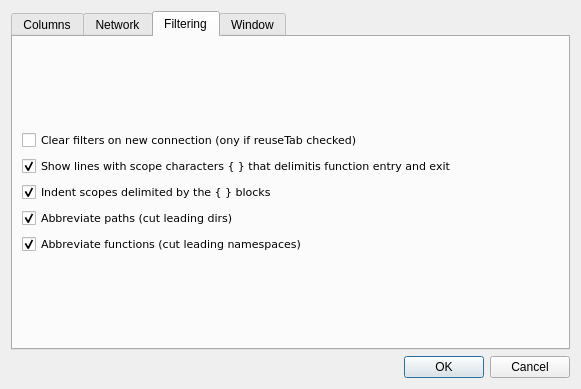
Old version of the form trace_server/settings.ui in the repository mojmir-svoboda/DbgToolkit.
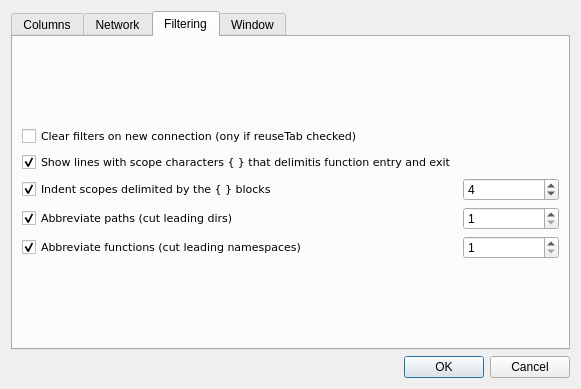
New version of the form. The open tabs and pages were chosen to show the change.

```diff
--- a/trace_server/settings.ui
+++ b/trace_server/settings.ui
@@ -360,6 +360,45 @@
            </property>
           </widget>
          </item>
+         <item row="3" column="1">
+          <widget class="QSpinBox" name="cutPathSpinBox">
+           <property name="minimum">
+            <number>1</number>
+           </property>
+           <property name="maximum">
+            <number>16</number>
+           </property>
+           <property name="value">
+            <number>1</number>
+           </property>
+          </widget>
+         </item>
+         <item row="4" column="1">
+          <widget class="QSpinBox" name="cutNamespaceSpinBox">
+           <property name="minimum">
+            <number>1</number>
+           </property>
+           <property name="maximum">
+            <number>16</number>
+           </property>
+           <property name="value">
+            <number>1</number>
+           </property>
+          </widget>
+         </item>
+         <item row="2" column="1">
+          <widget class="QSpinBox" name="indentSpinBox">
+           <property name="minimum">
+            <number>0</number>
+           </property>
+           <property name="maximum">
+            <number>8</number>
+           </property>
+           <property name="value">
+            <number>4</number>
+           </property>
+          </widget>
+         </item>
         </layout>
        </item>
       </layout>
```
